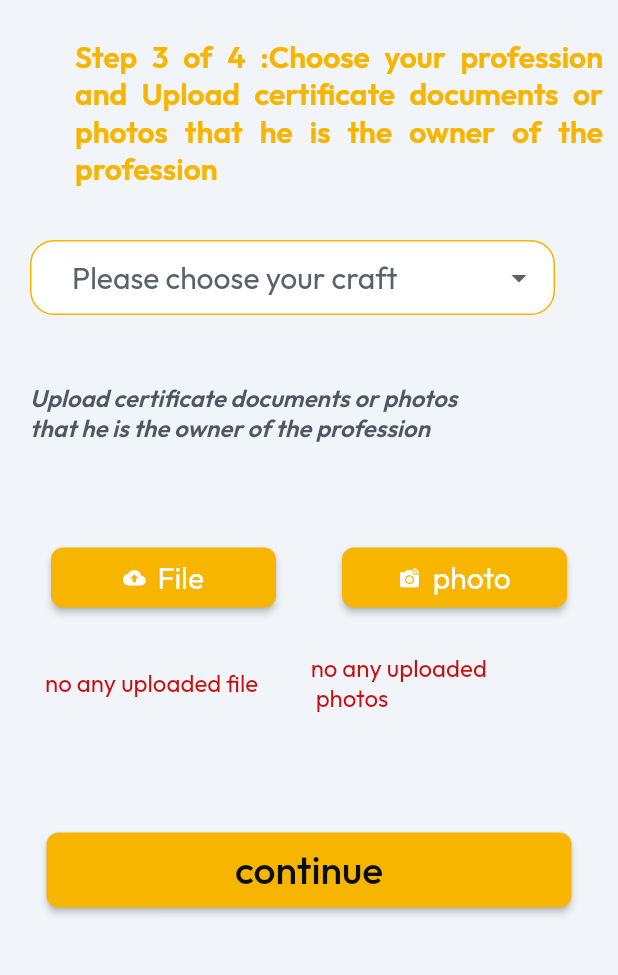
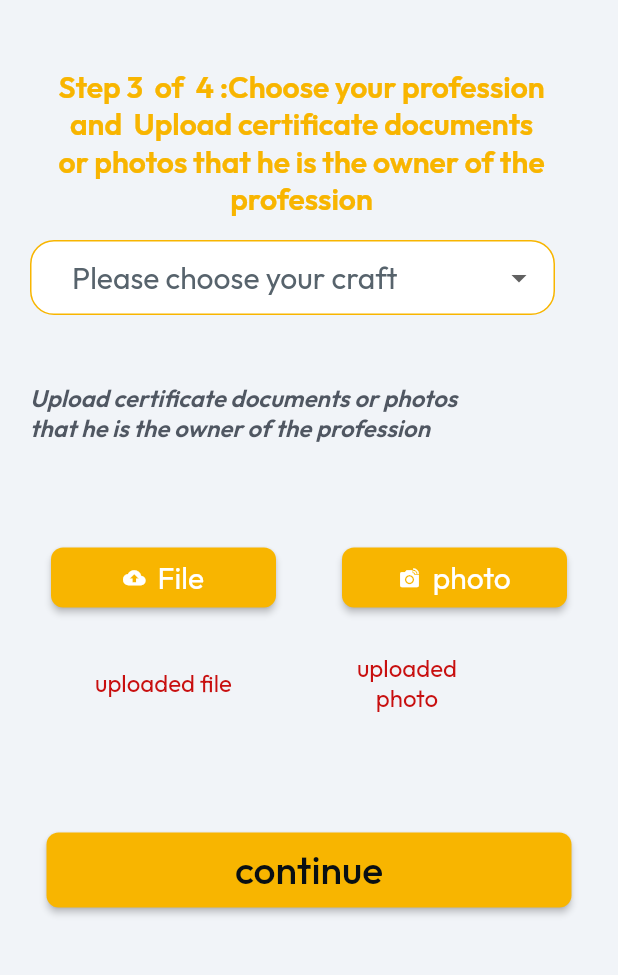
Before and after one commit to BasilAssi/SANAEE-Project, a Flutter app: the CreateProfileSelectTypeJobStepThreeWidget screen opened directly, on a phone screen of 412 x 824 dp, the part 150-1125 px from its top. Run offline on Flutter 3.47's test engine with Material 2 defaults, Android fonts, the phone set to English and light mode, and no system bars; drawn by our look-alikes of auto_size_text, dropdown_button2, simple_gradient_text; our stand-ins replace built_collection, built_value, cached_network_image, cloud_firestore, csv, easy_debounce and 27 more; missing offline and left inert: algolia, dash_chat, flutter_google_places, google_api_headers, google_maps_webservice, json_path and 1 more; accounts and stored records are empty; generated files the repository leaves out were written again; network calls fail.

Commit message:
Updating to latest FlutterFlow output. Registeration Craftman Completed

```diff
--- a/lib/create_profile_for_craftsman/create_profile_name_addres_step_two/create_profile_name_addres_step_two_widget.dart
+++ b/lib/create_profile_for_craftsman/create_profile_name_addres_step_two/create_profile_name_addres_step_two_widget.dart
@@ -268,7 +268,7 @@ class _CreateProfileNameAddresStepTwoWidgetState
                                             style: FlutterFlowTheme.of(context)
                                                 .headlineMedium
                                                 .override(
-                                                  fontFamily: 'Roboto',
+                                                  fontFamily: 'Outfit',
                                                   color: FlutterFlowTheme.of(
                                                           context)
                                                       .secondaryText,
--- a/lib/create_profile_for_craftsman/create_profile_select_type_job_step_three/create_profile_select_type_job_step_three_model.dart
+++ b/lib/create_profile_for_craftsman/create_profile_select_type_job_step_three/create_profile_select_type_job_step_three_model.dart
@@ -19,6 +19,8 @@ class CreateProfileSelectTypeJobStepThreeModel extends FlutterFlowModel {
   Color? isFileUploaded = const Color(0xFFC80F0F);
 
   Color? isPhotoUploaded = const Color(0xFFC80F0F);
+
+  String? photoUploaded;
 
   ///  State fields for stateful widgets in this page.
 
--- a/lib/create_profile_for_craftsman/create_profile_select_type_job_step_three/create_profile_select_type_job_step_three_widget.dart
+++ b/lib/create_profile_for_craftsman/create_profile_select_type_job_step_three/create_profile_select_type_job_step_three_widget.dart
@@ -124,14 +124,6 @@ class _CreateProfileSelectTypeJobStepThreeWidgetState
                                             FFAppState().craftType,
                                       ),
                                       options: [
-                                        'Option 1',
-                                        '1',
-                                        '2',
-                                        '3',
-                                        '4',
-                                        '5'
-                                      ],
-                                      optionLabels: [
                                         FFLocalizations.of(context).getText(
                                           'b5rpqhxs' /* البلاط */,
                                         ),
@@ -434,10 +426,10 @@ class _CreateProfileSelectTypeJobStepThreeWidgetState
                             children: [
                               Padding(
                                 padding: EdgeInsetsDirectional.fromSTEB(
-                                    10.0, 0.0, 10.0, 0.0),
+                                    40.0, 0.0, 10.0, 0.0),
                                 child: Text(
                                   FFLocalizations.of(context).getText(
-                                    'blnwkx7a' /* لا توجد أي ملفات  تم تحميلها */,
+                                    'blnwkx7a' /*  ملفات  تم تحميلها */,
                                   ),
                                   style: FlutterFlowTheme.of(context)
                                       .bodyMedium
@@ -450,11 +442,12 @@ class _CreateProfileSelectTypeJobStepThreeWidgetState
                               ),
                               Padding(
                                 padding: EdgeInsetsDirectional.fromSTEB(
-                                    25.0, 0.0, 10.0, 0.0),
+                                    70.0, 0.0, 10.0, 0.0),
                                 child: Text(
                                   FFLocalizations.of(context).getText(
-                                    'mzwdvw7k' /*     لا توجد أي صور تم تحميلها */,
+                                    'mzwdvw7k' /*    صور تم تحميلها */,
                                   ),
+                                  textAlign: TextAlign.center,
                                   maxLines: 2,
                                   style: FlutterFlowTheme.of(context)
                                       .bodyMedium
@@ -510,13 +503,16 @@ class _CreateProfileSelectTypeJobStepThreeWidgetState
                     ),
                   ),
                 ),
-                Padding(
-                  padding: EdgeInsetsDirectional.fromSTEB(50.0, 0.0, 0.0, 0.0),
+                Align(
+                  alignment: AlignmentDirectional(0.0, -1.0),
+                  child: Padding(
+                    padding:
+                        EdgeInsetsDirectional.fromSTEB(20.0, 20.0, 20.0, 20.0),
                     child: GradientText(
                       FFLocalizations.of(context).getText(
                         'gamxhpe4' /* الخطوة الثالثة: اختر مهنتك وقم... */,
                       ),
-                    textAlign: TextAlign.justify,
+                      textAlign: TextAlign.center,
                       style: FlutterFlowTheme.of(context).bodyMedium.override(
                             fontFamily: 'Outfit',
                             fontSize: 20.0,
@@ -527,6 +523,7 @@ class _CreateProfileSelectTypeJobStepThreeWidgetState
                       gradientType: GradientType.linear,
                     ),
                   ),
+                ),
               ],
             ),
           ),
--- a/lib/create_profile_for_craftsman/review_create_profile_craftman/review_create_profile_craftman_widget.dart
+++ b/lib/create_profile_for_craftsman/review_create_profile_craftman/review_create_profile_craftman_widget.dart
@@ -224,7 +224,7 @@ class _ReviewCreateProfileCraftmanWidgetState
                                       focusedBorder: UnderlineInputBorder(
                                         borderSide: BorderSide(
                                           color: FlutterFlowTheme.of(context)
-                                              .success,
+                                              .primary,
                                           width: 1.0,
                                         ),
                                         borderRadius: const BorderRadius.only(
--- a/lib/flutter_flow/internationalization.dart
+++ b/lib/flutter_flow/internationalization.dart
@@ -1219,12 +1219,12 @@ final kTranslationsMap = <Map<String, Map<String, String>>>[
       'en': 'photo',
     },
     'blnwkx7a': {
-      'ar': 'لا توجد أي ملفات  تم تحميلها',
-      'en': 'no any uploaded file',
+      'ar': ' ملفات  تم تحميلها',
+      'en': ' uploaded file',
     },
     'mzwdvw7k': {
-      'ar': '    لا توجد أي صور تم تحميلها',
-      'en': 'no any uploaded\n photos',
+      'ar': '   صور تم تحميلها',
+      'en': ' uploaded\n photo',
     },
     'y7hzsrmy': {
       'ar': 'التالي',
@@ -1232,9 +1232,9 @@ final kTranslationsMap = <Map<String, Map<String, String>>>[
     },
     'gamxhpe4': {
       'ar':
-          'الخطوة الثالثة: اختر مهنتك وقم بتحميل مستندات الشهادة أو الصور التي تفيد بأنك صاحب المهنة ',
+          'الخطوة الثالثة: اختر مهنتك وقم بتحميل مستندات\n الشهادة أو الصور التي تفيد بأنك صاحب المهنة ',
       'en':
-          '\nStep 3  of  4 :Choose your profession and  Upload certificate documents or photos that he is the owner of the profession',
+          '\nStep 3  of  4 :Choose your profession \nand  Upload certificate documents \nor photos that he is the owner of the profession',
     },
     '1w6g3gmg': {
       'ar': 'Home',
```
Also changed, not shown: lib/create_profile_for_craftsman/create_profile_name_step_one/create_profile_name_step_one_widget.dart (+16 -12 lines), 1 other file. Lines whose indentation alone changed are shown as unchanged.
